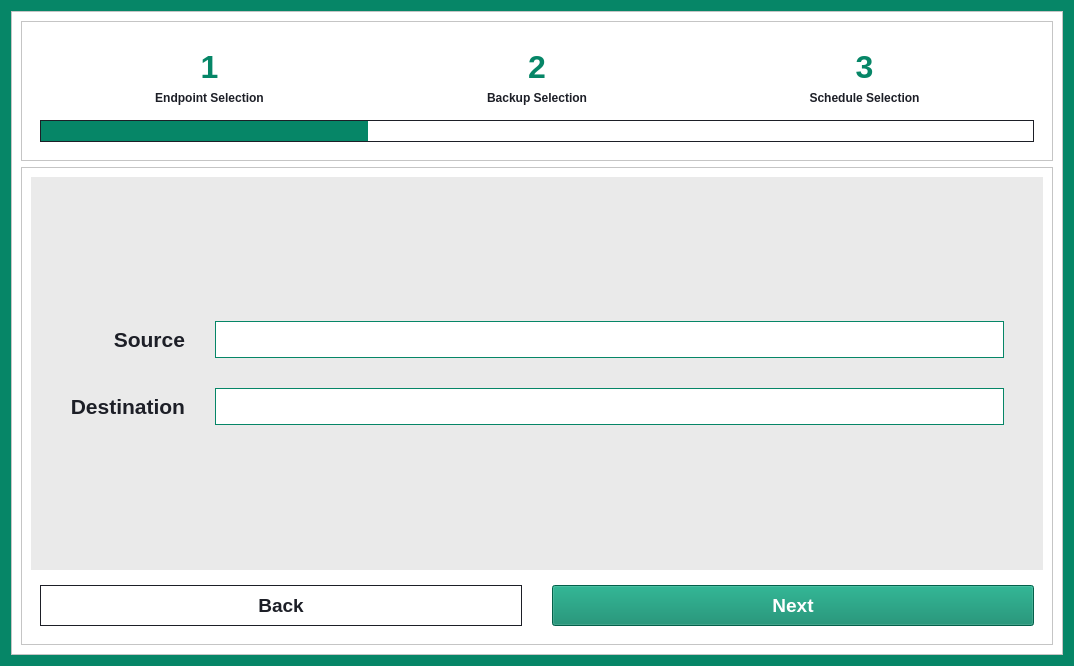
HPE-Backup-and-Recovery-System/ResilioZ, file src/gui/dialog/create_schedule_dialog.ui: the form before one commit.
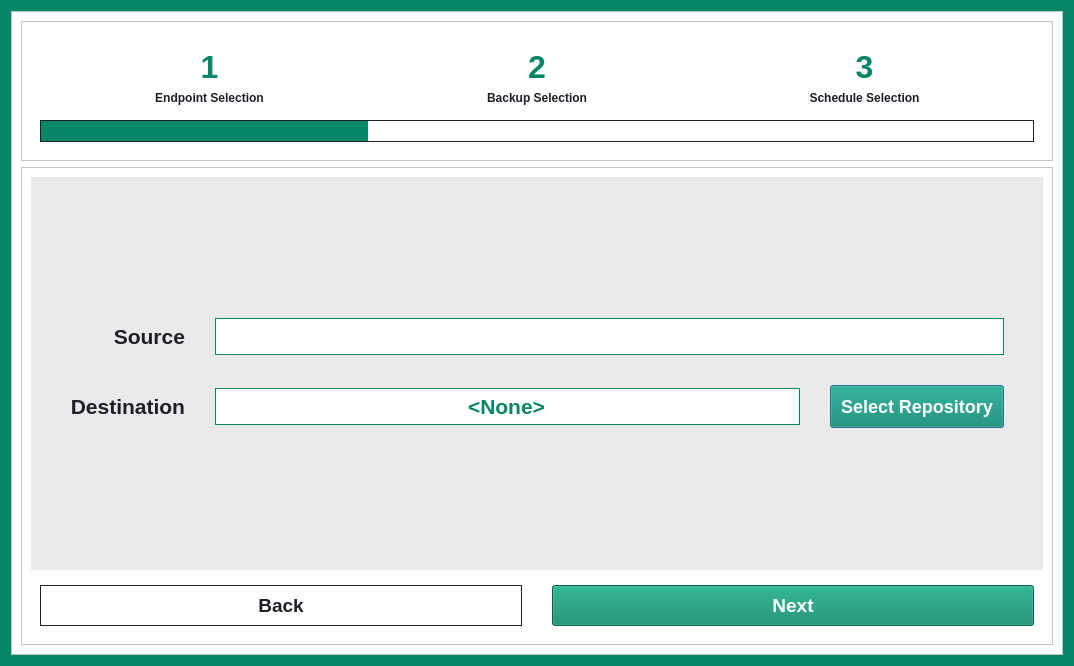
The form after the commit.

Commit message: Integrated scheduler GUI and CLI using repo for backup

Diff of the .ui file:
```diff
--- a/src/gui/dialog/create_schedule_dialog.ui
+++ b/src/gui/dialog/create_schedule_dialog.ui
@@ -301,9 +301,6 @@
                  </property>
                 </widget>
                </item>
-               <item row="1" column="1">
-                <widget class="QLineEdit" name="destinationInput"/>
-               </item>
                <item row="0" column="1">
                 <widget class="QLineEdit" name="sourceInput"/>
                </item>
@@ -317,6 +314,46 @@
                  </property>
                 </widget>
                </item>
+               <item row="1" column="1">
+                <layout class="QHBoxLayout" name="horizontalLayout_3">
+                 <item>
+                  <widget class="QLineEdit" name="repoInput">
+                   <property name="sizePolicy">
+                    <sizepolicy hsizetype="Expanding" vsizetype="Fixed">
+                     <horstretch>0</horstretch>
+                     <verstretch>0</verstretch>
+                    </sizepolicy>
+                   </property>
+                   <property name="text">
+                    <string>&lt;None&gt;</string>
+                   </property>
+                   <property name="alignment">
+                    <set>Qt::AlignCenter</set>
+                   </property>
+                   <property name="readOnly">
+                    <bool>true</bool>
+                   </property>
+                  </widget>
+                 </item>
+                 <item>
+                  <widget class="QPushButton" name="repoSelect">
+                   <property name="sizePolicy">
+                    <sizepolicy hsizetype="Minimum" vsizetype="Fixed">
+                     <horstretch>0</horstretch>
+                     <verstretch>0</verstretch>
+                    </sizepolicy>
+                   </property>
+                   <property name="styleSheet">
+                    <string notr="true">padding:10px;
+font-size:18px;</string>
+                   </property>
+                   <property name="text">
+                    <string>Select Repository</string>
+                   </property>
+                  </widget>
+                 </item>
+                </layout>
+               </item>
               </layout>
              </item>
             </layout>
```
Left out of the diff: 1 changed line with no effect on the pictures. The commit also changes 13 other files.
